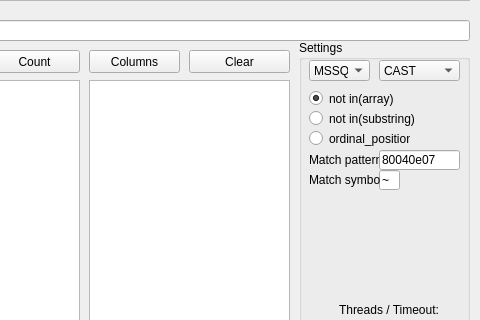
The window that form.ui (kaeso/enema) describes before a commit, drawn with Qt 5; both pictures show x 131 to 611 and y 195 to 515 of the 611 by 618 pixel window.
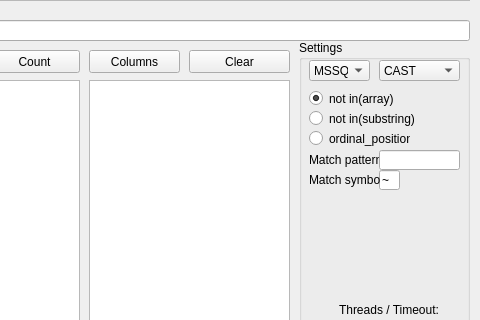
The same window after the commit.

Commit message: MySQL: query, gui bug fixes

The edit to the form file:
```diff
--- a/form.ui
+++ b/form.ui
@@ -340,7 +340,7 @@
         </rect>
        </property>
        <property name="text">
-        <string>80040e07</string>
+        <string/>
        </property>
       </widget>
      </widget>
```
The commit also changes 4 other files.
